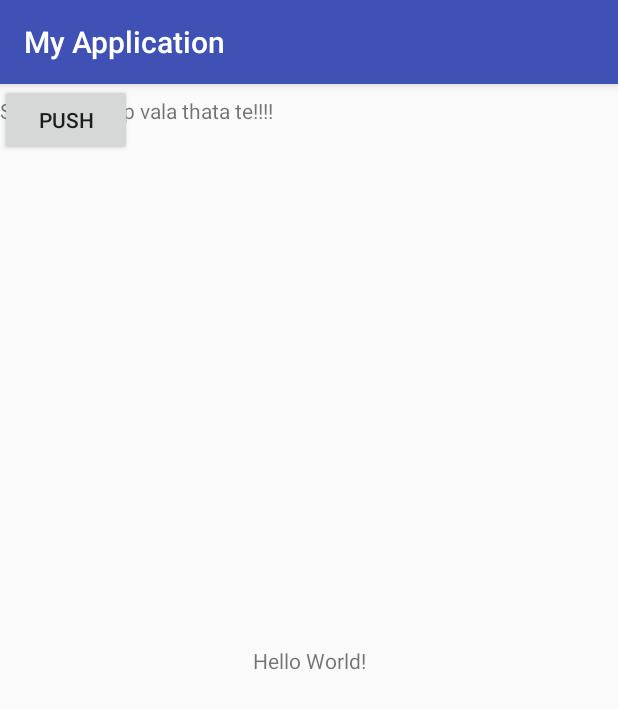
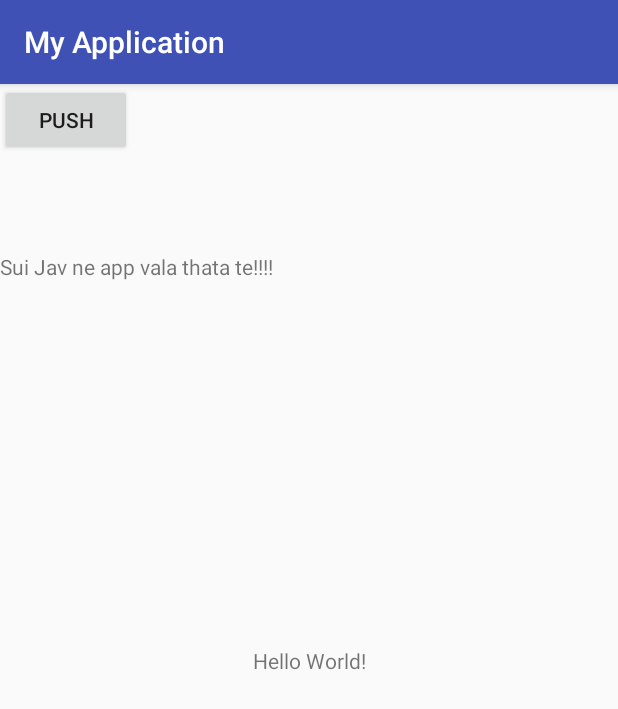
Before and after one commit to Jasmit6310/Appvala, an Android app: the screen it shows after launch (MainActivity), on a phone screen of 412 x 824 dp. Shown: the top 709 px of the screen. Run offline under Robolectric (Android 15) with nearby library versions, the phone set to English and light mode, and no system bars.

Commit message:
Thodasa change

```diff
--- a/app/src/main/res/layout/activity_main.xml
+++ b/app/src/main/res/layout/activity_main.xml
@@ -17,10 +17,11 @@
 
     <TextView
         android:layout_width="wrap_content"
-        android:layout_height="wrap_content"
-        android:layout_marginTop="8dp"
+        android:layout_height="38dp"
+        android:layout_marginTop="112dp"
         android:text="Sui Jav ne app vala thata te!!!!"
-        app:layout_constraintTop_toTopOf="parent" />
+        app:layout_constraintTop_toTopOf="parent"
+        tools:layout_editor_absoluteX="99dp" />
 
     <Button
         android:layout_width="wrap_content"
```
